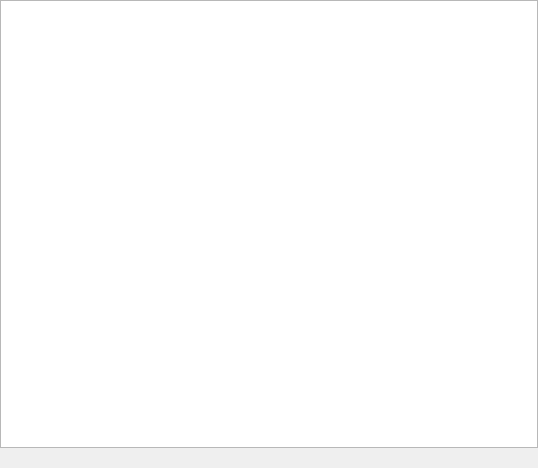
Qt form src/ui/download/downloadbrowser.ui (kaniol-lck/modmanager) before a commit.
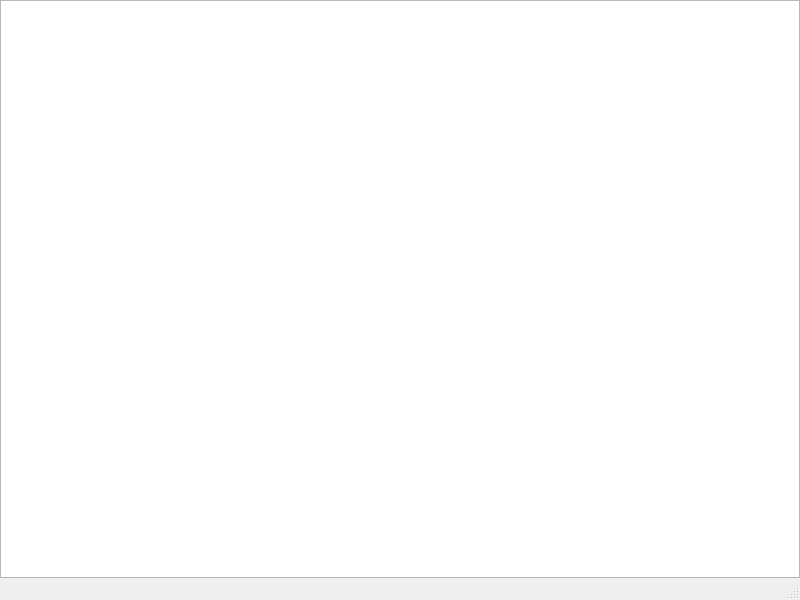
The same form after that commit.

What changed in the file:
```diff
--- a/src/ui/download/downloadbrowser.ui
+++ b/src/ui/download/downloadbrowser.ui
@@ -1,15 +1,19 @@
 <?xml version="1.0" encoding="UTF-8"?>
 <ui version="4.0">
  <class>DownloadBrowser</class>
- <widget class="QWidget" name="DownloadBrowser">
+ <widget class="QMainWindow" name="DownloadBrowser">
   <property name="geometry">
    <rect>
     <x>0</x>
     <y>0</y>
-    <width>538</width>
-    <height>468</height>
+    <width>800</width>
+    <height>600</height>
    </rect>
   </property>
+  <property name="windowTitle">
+   <string>MainWindow</string>
+  </property>
+  <widget class="QWidget" name="centralwidget">
   <layout class="QGridLayout" name="gridLayout">
    <property name="leftMargin">
     <number>0</number>
@@ -23,6 +27,9 @@
    <property name="bottomMargin">
     <number>0</number>
    </property>
+    <property name="spacing">
+     <number>0</number>
+    </property>
    <item row="0" column="0">
     <widget class="QListWidget" name="downloaderListWidget">
      <property name="verticalScrollMode">
@@ -30,14 +37,19 @@
      </property>
     </widget>
    </item>
-   <item row="1" column="0">
-    <widget class="QLabel" name="downloadSpeedText">
-     <property name="text">
-      <string/>
-     </property>
-    </widget>
-   </item>
-  </layout>
+   </layout>
+  </widget>
+  <widget class="QMenuBar" name="menubar">
+   <property name="geometry">
+    <rect>
+     <x>0</x>
+     <y>0</y>
+     <width>800</width>
+     <height>31</height>
+    </rect>
+   </property>
+  </widget>
+  <widget class="QStatusBar" name="statusbar"/>
  </widget>
  <resources/>
  <connections/>
```
Lines whose indentation alone changed are shown as unchanged.
